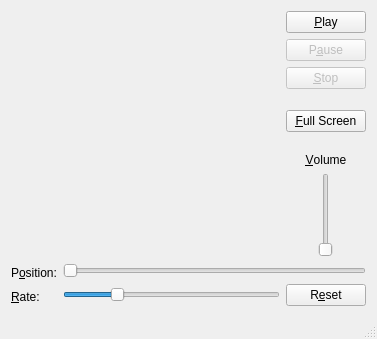
The window that mainwindow.ui (Taro3/linux_mp4_test) describes before a commit, drawn with Qt 5.
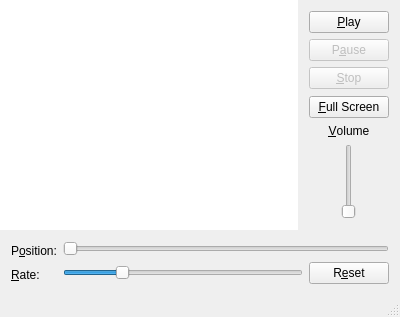
The same window after the commit.

Commit message:
全画面表示処理をQGraphicsViewベースに修正
全画面表示処理をQVideoWidgetからQVideoGraphicsItem使用のQGraphicsViewに修正。
QVideoWidgetだと一旦最大化後に元に戻すと別ウィンドウ表示になってしまうため。

```diff
--- a/mainwindow.ui
+++ b/mainwindow.ui
@@ -6,29 +6,56 @@
    <rect>
     <x>0</x>
     <y>0</y>
-    <width>377</width>
-    <height>339</height>
+    <width>400</width>
+    <height>317</height>
    </rect>
   </property>
   <property name="windowTitle">
    <string>MainWindow</string>
   </property>
   <widget class="QWidget" name="centralWidget">
-   <layout class="QVBoxLayout" name="verticalLayout_6">
+   <layout class="QVBoxLayout" name="verticalLayout_7">
+    <property name="spacing">
+     <number>0</number>
+    </property>
+    <property name="leftMargin">
+     <number>0</number>
+    </property>
+    <property name="topMargin">
+     <number>0</number>
+    </property>
+    <property name="rightMargin">
+     <number>0</number>
+    </property>
+    <property name="bottomMargin">
+     <number>0</number>
+    </property>
     <item>
      <layout class="QHBoxLayout" name="horizontalLayout_2">
+      <property name="spacing">
+       <number>0</number>
+      </property>
       <item>
-       <widget class="QWidget" name="widget" native="true">
-        <property name="sizePolicy">
-         <sizepolicy hsizetype="MinimumExpanding" vsizetype="MinimumExpanding">
-          <horstretch>0</horstretch>
-          <verstretch>0</verstretch>
-         </sizepolicy>
+       <widget class="QGraphicsView" name="graphicsView">
+        <property name="frameShape">
+         <enum>QFrame::NoFrame</enum>
+        </property>
+        <property name="frameShadow">
+         <enum>QFrame::Plain</enum>
+        </property>
+        <property name="lineWidth">
+         <number>0</number>
         </property>
        </widget>
       </item>
+      <item>
+       <widget class="QWidget" name="widgetRightSide" native="true">
+        <layout class="QHBoxLayout" name="horizontalLayout_5">
       <item>
        <layout class="QVBoxLayout" name="verticalLayout_3">
+           <property name="spacing">
+            <number>6</number>
+           </property>
         <item>
          <layout class="QVBoxLayout" name="verticalLayout">
           <item>
@@ -151,7 +178,13 @@
        </layout>
       </item>
      </layout>
-    </item>
+       </widget>
+      </item>
+     </layout>
+    </item>
+    <item>
+     <widget class="QWidget" name="widgetBottomSide" native="true">
+      <layout class="QVBoxLayout" name="verticalLayout_6">
     <item>
      <layout class="QHBoxLayout" name="horizontalLayout_4">
       <item>
@@ -232,6 +265,9 @@
        </layout>
       </item>
      </layout>
+       </item>
+      </layout>
+     </widget>
     </item>
    </layout>
   </widget>
```
Lines whose indentation alone changed are shown as unchanged. The commit also changes 2 other files.
